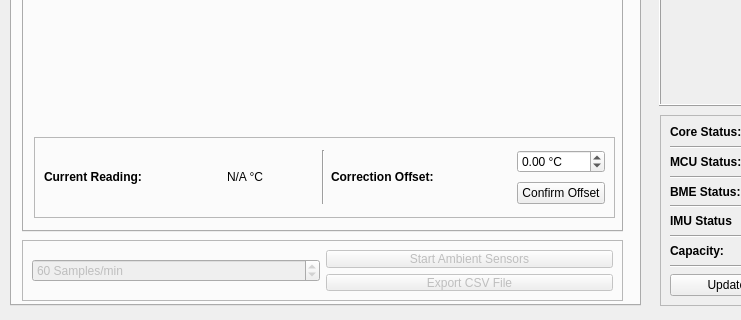
Old version of the form _ui/Clinostat.ui in the repository CoCl-Jerry/SciSpin_Max_Dev; both pictures show x 0 to 741 and y 255 to 575 of the 1024 by 575 pixel window.
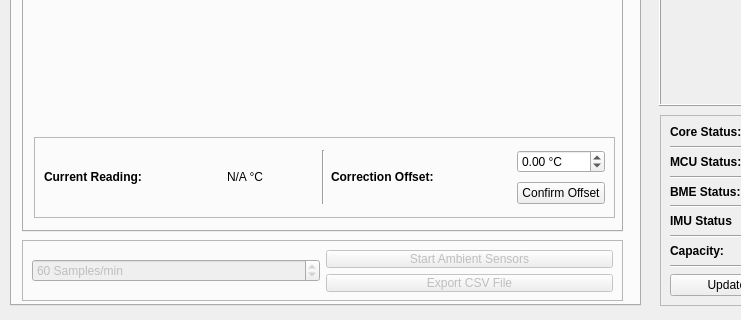
New version of the form. The open tabs and pages were chosen to show the change. Icons and pictures are not drawn. Custom widgets are drawn as their Qt base class.

What changed in the file:
```diff
--- a/_ui/Clinostat.ui
+++ b/_ui/Clinostat.ui
@@ -1644,7 +1644,7 @@
          <x>10</x>
          <y>10</y>
          <width>581</width>
-         <height>41</height>
+         <height>42</height>
         </rect>
        </property>
        <layout class="QGridLayout" name="gridLayout_11">
```
Left out of the diff: 2 changed lines with no effect on the pictures.
